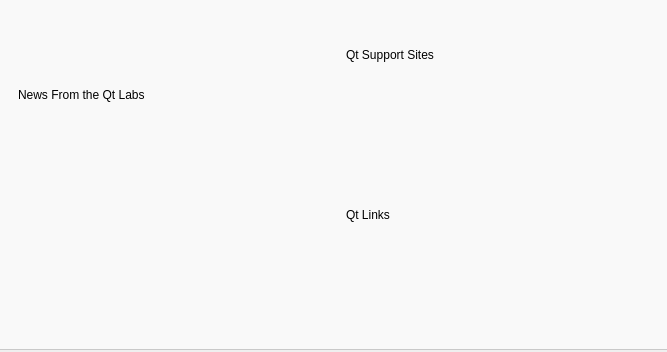
First picture: the form in src/plugins/welcome/communitywelcomepagewidget.ui, repository qt-creator/qt-creator, before the edit.
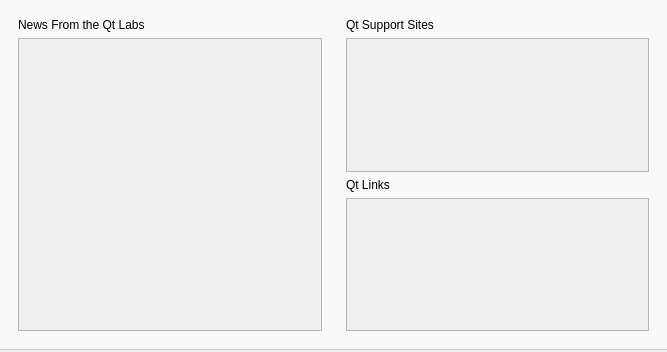
Second picture: the form after the edit. Custom widgets are drawn as their Qt base class.

Commit message:
Welcome mode: Base on QScrollArea.
to able to scroll long lists again.

The edit to the form file:
```diff
--- a/src/plugins/welcome/communitywelcomepagewidget.ui
+++ b/src/plugins/welcome/communitywelcomepagewidget.ui
@@ -105,7 +105,7 @@
  <customwidgets>
   <customwidget>
    <class>Utils::WelcomeModeTreeWidget</class>
-   <extends>QWidget</extends>
+   <extends>QScrollArea</extends>
    <header location="global">utils/welcomemodetreewidget.h</header>
   </customwidget>
   <customwidget>
```
The commit also changes 4 other files.
